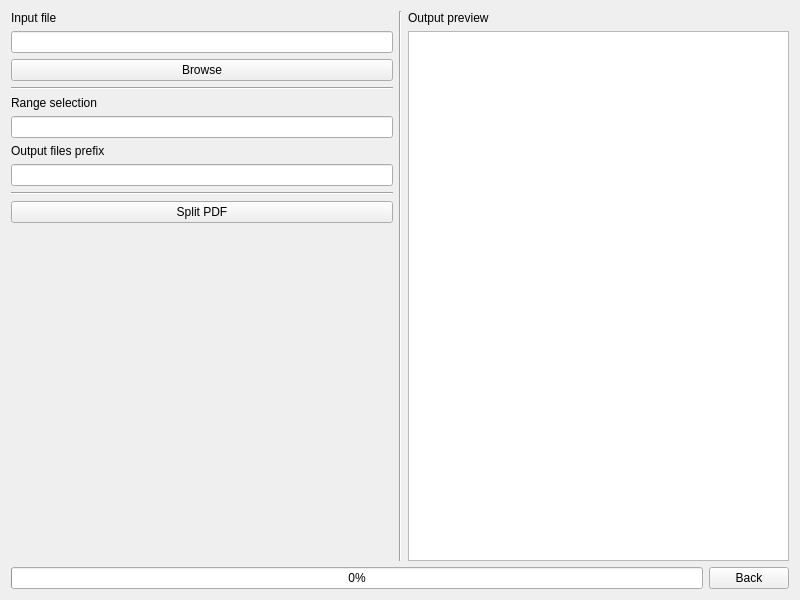
The window that GUI/ui/screen_splitpdf.ui (mrivem/PDFtools) describes before a commit, drawn with Qt 5.
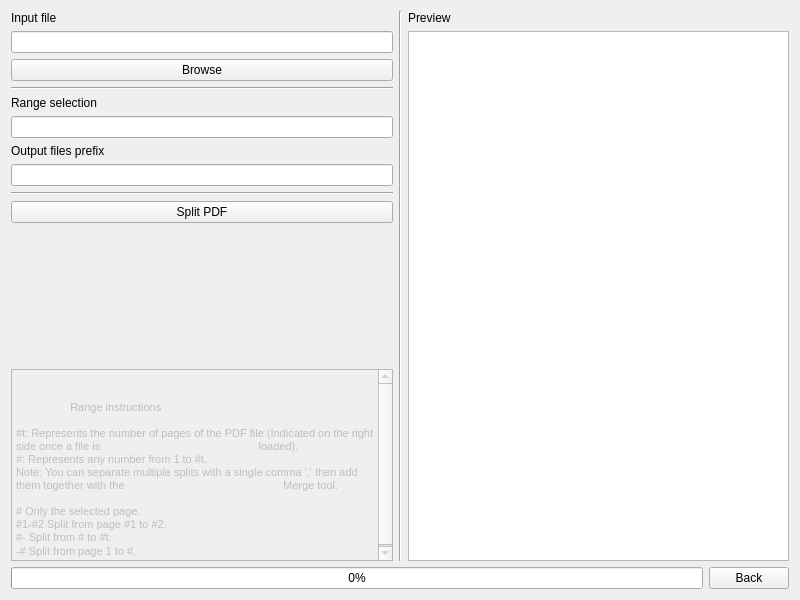
The same window after the commit.

The edit to the form file:
```diff
--- a/GUI/ui/screen_splitpdf.ui
+++ b/GUI/ui/screen_splitpdf.ui
@@ -104,6 +104,55 @@
                                             </property>
                                         </spacer>
                                     </item>
+                                    <item>
+                                        <spacer name="verticalSpacer">
+                                            <property name="orientation">
+                                                <enum>Qt::Vertical</enum>
+                                            </property>
+                                            <property name="sizeHint" stdset="0">
+                                                <size>
+                                                    <width>20</width>
+                                                    <height>40</height>
+                                                </size>
+                                            </property>
+                                        </spacer>
+                                    </item>
+                                    <item>
+                                        <widget class="QTextEdit" name="textEdit">
+                                            <property name="enabled">
+                                                <bool>false</bool>
+                                            </property>
+                                            <property name="html">
+                                                <string>&lt;!DOCTYPE HTML PUBLIC &quot;-//W3C//DTD HTML 4.0//EN&quot; &quot;http://www.w3.org/TR/REC-html40/strict.dtd&quot;&gt;
+                                                    &lt;html&gt;&lt;head&gt;&lt;meta name=&quot;qrichtext&quot; content=&quot;1&quot; /&gt;&lt;style type=&quot;text/css&quot;&gt;
+                                                    p, li { white-space: pre-wrap; }
+                                                    &lt;/style&gt;&lt;/head&gt;&lt;body style=&quot; font-family:'MS Shell Dlg 2'; font-size:8.25pt; font-weight:400; font-style:normal;&quot;&gt;
+                                                    &lt;p align=&quot;center&quot; style=&quot; margin-top:0px; margin-bottom:0px; margin-left:0px; margin-right:0px; -qt-block-indent:0;
+                                                    text-indent:0px;&quot;&gt;&lt;span style=&quot; font-family:'MS Shell Dlg 2';&quot;&gt;Range instructions&lt;/span&gt;&lt;/p&gt;
+                                                    &lt;p align=&quot;center&quot; style=&quot;-qt-paragraph-type:empty; margin-top:0px; margin-bottom:0px; margin-left:0px; margin-right:0px;
+                                                    -qt-block-indent:0; text-indent:0px; font-family:'MS Shell Dlg 2';&quot;&gt;&lt;br /&gt;&lt;/p&gt;
+                                                    &lt;p style=&quot; margin-top:0px; margin-bottom:0px; margin-left:0px; margin-right:0px; -qt-block-indent:0; text-indent:0px;&quot;&gt;&lt;span
+                                                    style=&quot; font-family:'MS Shell Dlg 2';&quot;&gt;#t: Represents the number of pages of the PDF file (Indicated on the right side once a file is
+                                                    loaded).&lt;/span&gt;&lt;/p&gt;
+                                                    &lt;p style=&quot; margin-top:0px; margin-bottom:0px; margin-left:0px; margin-right:0px; -qt-block-indent:0; text-indent:0px;&quot;&gt;&lt;span
+                                                    style=&quot; font-family:'MS Shell Dlg 2';&quot;&gt;#: Represents any number from 1 to #t.&lt;/span&gt;&lt;/p&gt;
+                                                    &lt;p style=&quot; margin-top:0px; margin-bottom:0px; margin-left:0px; margin-right:0px; -qt-block-indent:0; text-indent:0px;&quot;&gt;&lt;span
+                                                    style=&quot; font-family:'MS Shell Dlg 2';&quot;&gt;Note: You can separate multiple splits with a single comma ',' then add them together with the
+                                                    Merge tool.&lt;/span&gt;&lt;/p&gt;
+                                                    &lt;p style=&quot;-qt-paragraph-type:empty; margin-top:0px; margin-bottom:0px; margin-left:0px; margin-right:0px; -qt-block-indent:0;
+                                                    text-indent:0px; font-family:'MS Shell Dlg 2';&quot;&gt;&lt;br /&gt;&lt;/p&gt;
+                                                    &lt;p style=&quot; margin-top:0px; margin-bottom:0px; margin-left:0px; margin-right:0px; -qt-block-indent:0; text-indent:0px;&quot;&gt;&lt;span
+                                                    style=&quot; font-family:'MS Shell Dlg 2';&quot;&gt;# Only the selected page.&lt;/span&gt;&lt;/p&gt;
+                                                    &lt;p style=&quot; margin-top:0px; margin-bottom:0px; margin-left:0px; margin-right:0px; -qt-block-indent:0; text-indent:0px;&quot;&gt;&lt;span
+                                                    style=&quot; font-family:'MS Shell Dlg 2';&quot;&gt;#1-#2 Split from page #1 to #2.&lt;/span&gt;&lt;/p&gt;
+                                                    &lt;p style=&quot; margin-top:0px; margin-bottom:0px; margin-left:0px; margin-right:0px; -qt-block-indent:0; text-indent:0px;&quot;&gt;&lt;span
+                                                    style=&quot; font-family:'MS Shell Dlg 2';&quot;&gt;#- Split from # to #t.&lt;/span&gt;&lt;/p&gt;
+                                                    &lt;p style=&quot; margin-top:0px; margin-bottom:0px; margin-left:0px; margin-right:0px; -qt-block-indent:0; text-indent:0px;&quot;&gt;&lt;span
+                                                    style=&quot; font-family:'MS Shell Dlg 2';&quot;&gt;-# Split from page 1 to #.&lt;/span&gt;&lt;/p&gt;&lt;/body&gt;&lt;/html&gt;
+                                                </string>
+                                            </property>
+                                        </widget>
+                                    </item>
                                 </layout>
                             </item>
                             <item>
@@ -118,7 +167,7 @@
                                     <item>
                                         <widget class="QLabel" name="label_4">
                                             <property name="text">
-                                                <string>Output preview</string>
+                                                <string>Preview</string>
                                             </property>
                                         </widget>
                                     </item>
```
Left out of the diff: 13 changed lines with no effect on the pictures.
